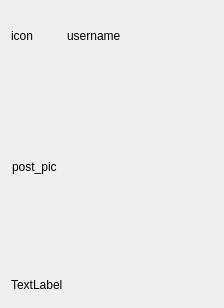
This is Components/Delegates/postwidget.ui in saeedsamimi/InLink as Qt 5 draws it before an edit. The edited form follows.
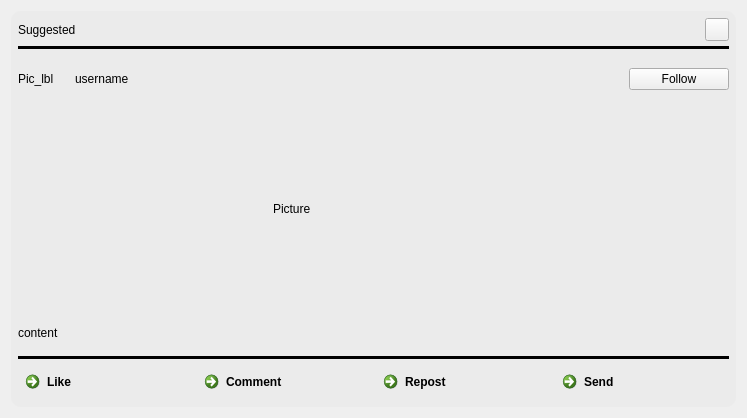
This is the edited form. Icons and pictures are not drawn.

Commit message:
the post creation and post show in the feed is fixed up
TODO: 1-making posts relatable to the user's activity 2-linking betweem previous pages and the neweset pages 3-handling messages and reactions and call backs such like or follow

Diff of the .ui file:
```diff
--- a/Components/Delegates/postwidget.ui
+++ b/Components/Delegates/postwidget.ui
@@ -6,52 +6,170 @@
    <rect>
     <x>0</x>
     <y>0</y>
-    <width>224</width>
-    <height>308</height>
+    <width>747</width>
+    <height>418</height>
    </rect>
   </property>
   <property name="windowTitle">
    <string>Form</string>
   </property>
-  <layout class="QGridLayout" name="gridLayout" columnstretch="0,0,0,0,0">
-   <item row="1" column="3" colspan="2">
-    <layout class="QHBoxLayout" name="horizontalLayout">
+  <property name="styleSheet">
+   <string notr="true">QCommandLinkButton{
+	background-color: transparent;
+}
+
+QCommandLinkButton:hover{
+	background-color: #e7e7e7;
+	border: 1px solid blue;
+}
+
+QCommandLinkButton:pressed{
+	background-color: #eeeeee;
+	border-radius: 5px;
+}</string>
+  </property>
+  <layout class="QVBoxLayout" name="verticalLayout">
+   <property name="spacing">
+    <number>0</number>
+   </property>
      <item>
-      <widget class="QLabel" name="post_pic">
+    <widget class="QFrame" name="frame">
+     <property name="styleSheet">
+      <string notr="true">QFrame{
+background-color: rgb(235, 235, 235);
+border-radius: 10px;
+}</string>
+     </property>
+     <property name="frameShape">
+      <enum>QFrame::NoFrame</enum>
+     </property>
+     <layout class="QVBoxLayout" name="verticalLayout_2">
+      <property name="spacing">
+       <number>5</number>
+      </property>
+      <property name="leftMargin">
+       <number>7</number>
+      </property>
+      <property name="topMargin">
+       <number>7</number>
+      </property>
+      <property name="rightMargin">
+       <number>7</number>
+      </property>
+      <property name="bottomMargin">
+       <number>7</number>
+      </property>
+      <item>
+       <layout class="QHBoxLayout" name="top_layout">
+        <item>
+         <widget class="QLabel" name="suggest_lbl">
+          <property name="text">
+           <string>Suggested</string>
+          </property>
+         </widget>
+        </item>
+        <item>
+         <spacer name="spacer_suggest_close">
+          <property name="orientation">
+           <enum>Qt::Horizontal</enum>
+          </property>
+          <property name="sizeHint" stdset="0">
+           <size>
+            <width>40</width>
+            <height>20</height>
+           </size>
+          </property>
+         </spacer>
+        </item>
+        <item>
+         <widget class="QToolButton" name="close_btn">
+          <property name="icon">
+           <iconset resource="../../resource.qrc">
+            <normaloff>:/close.svg</normaloff>:/close.svg</iconset>
+          </property>
+         </widget>
+        </item>
+       </layout>
+      </item>
+      <item>
+       <widget class="Line" name="top_h_line">
+        <property name="styleSheet">
+         <string notr="true">background-color: rgb(0, 0, 0);</string>
+        </property>
+        <property name="frameShadow">
+         <enum>QFrame::Plain</enum>
+        </property>
+        <property name="orientation">
+         <enum>Qt::Horizontal</enum>
+        </property>
+       </widget>
+      </item>
+      <item>
+       <layout class="QHBoxLayout" name="user_layout">
+        <property name="spacing">
+         <number>7</number>
+        </property>
+        <item>
+         <widget class="QLabel" name="icon_lbl">
+          <property name="sizePolicy">
+           <sizepolicy hsizetype="Fixed" vsizetype="Fixed">
+            <horstretch>0</horstretch>
+            <verstretch>0</verstretch>
+           </sizepolicy>
+          </property>
        <property name="minimumSize">
         <size>
-         <width>200</width>
-         <height>200</height>
+            <width>50</width>
+            <height>50</height>
         </size>
        </property>
        <property name="maximumSize">
         <size>
-         <width>200</width>
-         <height>200</height>
+            <width>50</width>
+            <height>50</height>
         </size>
        </property>
        <property name="text">
-        <string>post_pic</string>
+           <string>Pic_lbl</string>
+          </property>
+          <property name="scaledContents">
+           <bool>true</bool>
        </property>
       </widget>
      </item>
-    </layout>
-   </item>
-   <item row="0" column="4">
+        <item>
     <widget class="QLabel" name="username_lbl">
-     <property name="sizePolicy">
-      <sizepolicy hsizetype="Preferred" vsizetype="Fixed">
-       <horstretch>0</horstretch>
-       <verstretch>0</verstretch>
-      </sizepolicy>
-     </property>
      <property name="text">
       <string>username</string>
      </property>
-    </widget>
-   </item>
-   <item row="0" column="3">
-    <widget class="QLabel" name="icon_pic">
+          <property name="wordWrap">
+           <bool>true</bool>
+          </property>
+         </widget>
+        </item>
+        <item>
+         <widget class="QPushButton" name="follow_btn">
+          <property name="maximumSize">
+           <size>
+            <width>100</width>
+            <height>16777215</height>
+           </size>
+          </property>
+          <property name="text">
+           <string>Follow</string>
+          </property>
+          <property name="icon">
+           <iconset resource="../../resource.qrc">
+            <normaloff>:/plus.svg</normaloff>:/plus.svg</iconset>
+          </property>
+         </widget>
+        </item>
+       </layout>
+      </item>
+      <item>
+       <layout class="QHBoxLayout" name="horizontalLayout">
+        <item>
+         <widget class="QLabel" name="post_pic_lbl">
      <property name="sizePolicy">
       <sizepolicy hsizetype="Fixed" vsizetype="Fixed">
        <horstretch>0</horstretch>
@@ -60,33 +178,122 @@
      </property>
      <property name="minimumSize">
       <size>
-       <width>50</width>
-       <height>50</height>
+            <width>200</width>
+            <height>200</height>
       </size>
      </property>
      <property name="maximumSize">
       <size>
-       <width>50</width>
-       <height>50</height>
+            <width>200</width>
+            <height>200</height>
       </size>
      </property>
      <property name="text">
-      <string>icon</string>
-     </property>
-     <property name="scaledContents">
-      <bool>true</bool>
+           <string>Picture</string>
      </property>
     </widget>
    </item>
-   <item row="2" column="3" colspan="2">
+       </layout>
+      </item>
+      <item>
     <widget class="QLabel" name="content_lbl">
      <property name="text">
-      <string>TextLabel</string>
+         <string>content</string>
      </property>
     </widget>
    </item>
-  </layout>
- </widget>
- <resources/>
+      <item>
+       <widget class="Line" name="bottom_h_line">
+        <property name="styleSheet">
+         <string notr="true">background-color: rgb(0, 0, 0);</string>
+        </property>
+        <property name="frameShadow">
+         <enum>QFrame::Plain</enum>
+        </property>
+        <property name="orientation">
+         <enum>Qt::Horizontal</enum>
+        </property>
+       </widget>
+      </item>
+      <item>
+       <layout class="QHBoxLayout" name="bottom_layout">
+        <item>
+         <widget class="QCommandLinkButton" name="like_link_btn">
+          <property name="sizePolicy">
+           <sizepolicy hsizetype="Preferred" vsizetype="Fixed">
+            <horstretch>0</horstretch>
+            <verstretch>0</verstretch>
+           </sizepolicy>
+          </property>
+          <property name="text">
+           <string>Like</string>
+          </property>
+          <property name="icon">
+           <iconset resource="../../resource.qrc">
+            <normaloff>:/like.png</normaloff>:/like.png</iconset>
+          </property>
+         </widget>
+        </item>
+        <item>
+         <widget class="QCommandLinkButton" name="comment_link_btn">
+          <property name="sizePolicy">
+           <sizepolicy hsizetype="Preferred" vsizetype="Fixed">
+            <horstretch>0</horstretch>
+            <verstretch>0</verstretch>
+           </sizepolicy>
+          </property>
+          <property name="text">
+           <string>Comment</string>
+          </property>
+          <property name="icon">
+           <iconset resource="../../resource.qrc">
+            <normaloff>:/comment.png</normaloff>:/comment.png</iconset>
+          </property>
+         </widget>
+        </item>
+        <item>
+         <widget class="QCommandLinkButton" name="repost_link_btn">
+          <property name="sizePolicy">
+           <sizepolicy hsizetype="Preferred" vsizetype="Fixed">
+            <horstretch>0</horstretch>
+            <verstretch>0</verstretch>
+           </sizepolicy>
+          </property>
+          <property name="text">
+           <string>Repost</string>
+          </property>
+          <property name="icon">
+           <iconset resource="../../resource.qrc">
+            <normaloff>:/retweet.png</normaloff>:/retweet.png</iconset>
+          </property>
+         </widget>
+        </item>
+        <item>
+         <widget class="QCommandLinkButton" name="send_link_btn">
+          <property name="sizePolicy">
+           <sizepolicy hsizetype="Preferred" vsizetype="Fixed">
+            <horstretch>0</horstretch>
+            <verstretch>0</verstretch>
+           </sizepolicy>
+          </property>
+          <property name="text">
+           <string>Send</string>
+          </property>
+          <property name="icon">
+           <iconset resource="../../resource.qrc">
+            <normaloff>:/send.png</normaloff>:/send.png</iconset>
+          </property>
+         </widget>
+        </item>
+       </layout>
+      </item>
+     </layout>
+    </widget>
+   </item>
+  </layout>
+ </widget>
+ <resources>
+  <include location="../../resource.qrc"/>
+ </resources>
  <connections/>
 </ui>
```
Lines whose indentation alone changed are shown as unchanged. The commit also changes 21 other files.
